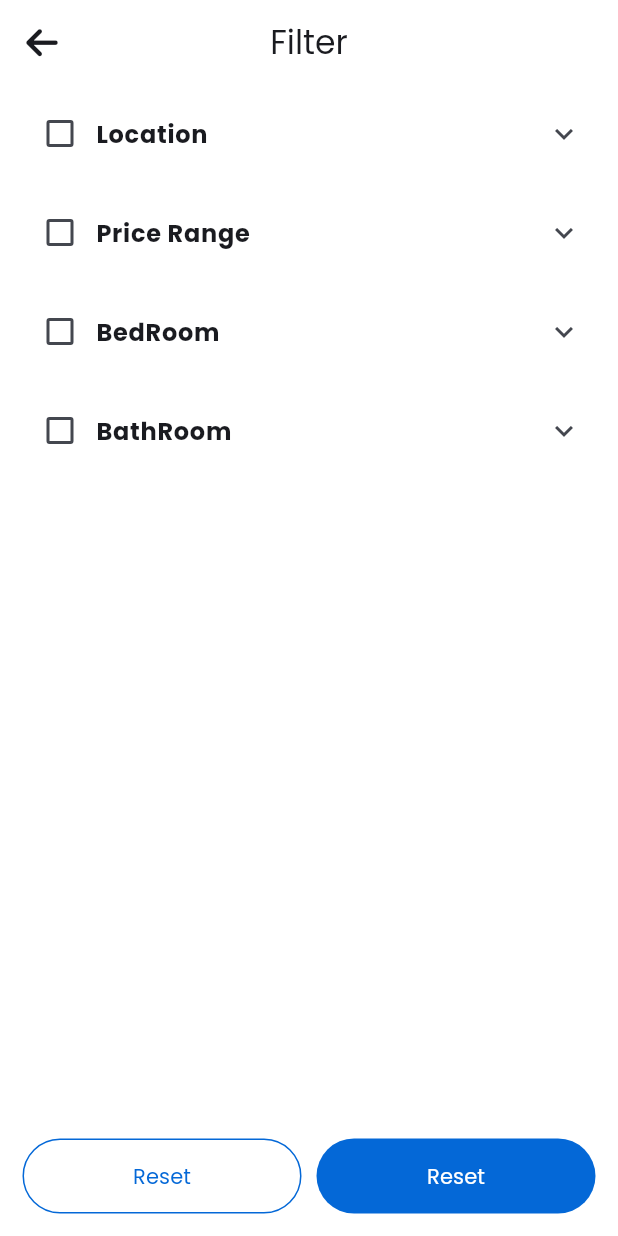
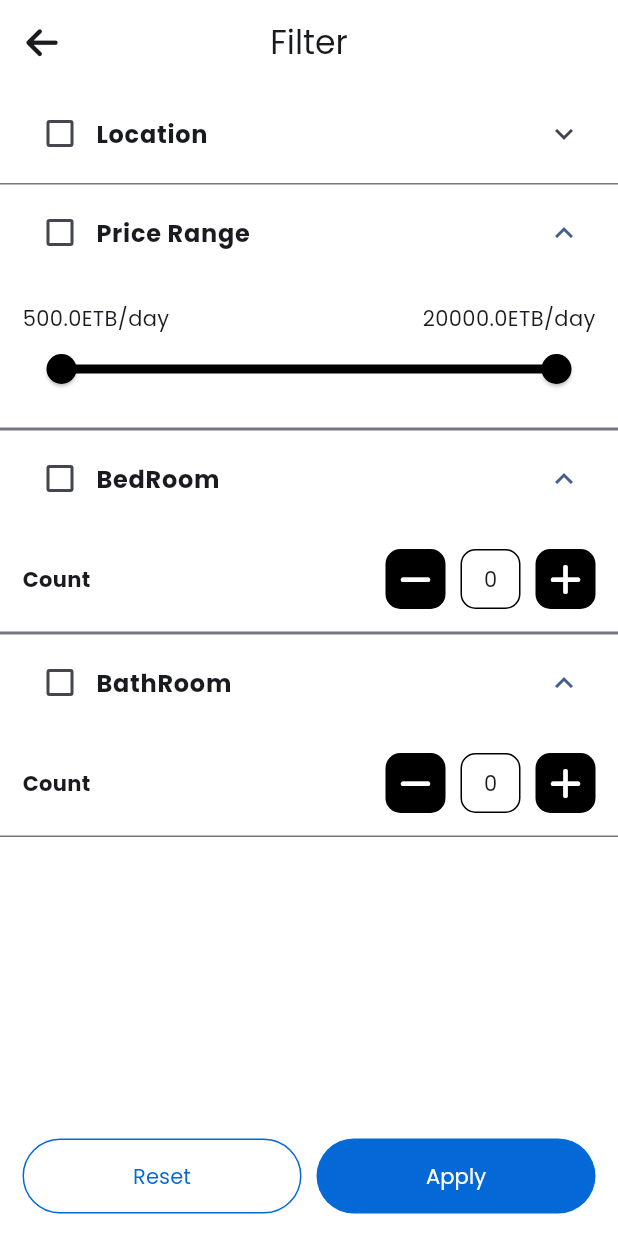
Before and after one commit to AmanuelDemelash/beit_rent, a Flutter app: the screen it shows after launch, after a tap on an icon or button, on a phone screen of 412 x 824 dp. Run offline on Flutter 3.47's test engine with Material 3 defaults, Android fonts, the phone set to English and light mode, and no system bars; our stand-ins replace cached_network_image, carousel_indicator, carousel_slider, country_code_picker, font_awesome_flutter, get and 5 more; accounts and stored records are empty; network calls fail.

Commit message:
favorite and booking detail

```diff
--- a/lib/app/modules/account/views/account_view.dart
+++ b/lib/app/modules/account/views/account_view.dart
@@ -31,7 +31,8 @@ class AccountView extends GetView<AccountController> {
                           size: 40,
                         ),
                       )
-                    : Column(
+                    : SingleChildScrollView(
+                      child: Column(
                           crossAxisAlignment: CrossAxisAlignment.start,
                           children: [
                             Container(
@@ -109,9 +110,9 @@ class AccountView extends GetView<AccountController> {
                                 decoration: BoxDecoration(
                                     color: Colors.grey.withOpacity(0.1),
                                     borderRadius: BorderRadius.circular(10)),
-                              child: Column(
+                                child: const Column(
                                   children: [
-                                  const ListTile(
+                                    ListTile(
                                       leading:
                                           FaIcon(FontAwesomeIcons.shieldHalved),
                                       title: Text("Privacy Policy"),
@@ -120,7 +121,7 @@ class AccountView extends GetView<AccountController> {
                                         size: 17,
                                       ),
                                     ),
-                                  const ListTile(
+                                    ListTile(
                                       leading: FaIcon(FontAwesomeIcons.info),
                                       title: Text("About"),
                                       trailing: FaIcon(
@@ -128,19 +129,33 @@ class AccountView extends GetView<AccountController> {
                                         size: 17,
                                       ),
                                     ),
+                                  ],
+                                )),
+                            Container(
+                                width: Get.width,
+                                margin:
+                                const EdgeInsets.only(top:5, bottom: 10),
+                                padding: const EdgeInsets.all(15),
+                                decoration: BoxDecoration(
+                                    color: Colors.grey.withOpacity(0.1),
+                                    borderRadius: BorderRadius.circular(10)),
+                                child: Column(
+                                  children: [
                                     ListTile(
                                       onTap: () => controller.logout(),
                                       leading: const FaIcon(
-                                        FontAwesomeIcons.arrowRightFromBracket),
-                                    title: const Text("LogOut"),
+                                          FontAwesomeIcons.arrowRightFromBracket,color: Colors.redAccent,),
+                                      title: const Text("LogOut",style: TextStyle(color: Colors.redAccent),),
                                       trailing: const FaIcon(
                                         FontAwesomeIcons.arrowRight,
+                                        color: Colors.redAccent,
                                         size: 17,
                                       ),
                                     ),
                                   ],
                                 )),
                           ],
+                        ),
                     ))));
   }
 }
--- a/lib/app/modules/apartmentDetail/views/apartment_detail_view.dart
+++ b/lib/app/modules/apartmentDetail/views/apartment_detail_view.dart
@@ -26,10 +26,7 @@ class ApartmentDetailView extends GetView<ApartmentDetailController> {
           mainAxisAlignment: MainAxisAlignment.start,
           children: [
             Expanded(
-                child: SizedBox(
-              width: Get.width,
-              height: Get.height,
-              child: SingleChildScrollView(
+                child:SingleChildScrollView(
                 padding: const EdgeInsets.all(15),
                 physics: const BouncingScrollPhysics(),
                 child: Column(
@@ -442,9 +439,10 @@ class ApartmentDetailView extends GetView<ApartmentDetailController> {
                   ],
                 ),
               ),
-            )),
+            ),
             Container(
               width: Get.width,
+              color: Colors.white,
               padding: const EdgeInsets.all(15),
               child: ElevatedButton(
                   onPressed: () =>
--- a/lib/app/modules/booking/views/booking_detail_view.dart
+++ b/lib/app/modules/booking/views/booking_detail_view.dart
@@ -13,6 +13,9 @@ class BookingDetailView extends GetView {
   Widget build(BuildContext context) {
     return Scaffold(
         appBar: AppBar(
+          leading: IconButton(
+              onPressed: () => Get.back(),
+              icon: const FaIcon(FontAwesomeIcons.arrowLeft)),
           title: const Text('Booking Detail'),
           centerTitle: true,
         ),
--- a/lib/app/modules/home/controllers/home_controller.dart
+++ b/lib/app/modules/home/controllers/home_controller.dart
@@ -23,6 +23,9 @@ class HomeController extends GetxController {
 
   //filte
   Rx<RangeValues> rangeValues = RangeValues(500, 20000).obs;
+  RxInt bedRoomCount=0.obs;
+  RxInt bathRoomCount=0.obs;
+
   @override
   void onInit() {
     super.onInit();
--- a/lib/app/modules/home/views/filter_view.dart
+++ b/lib/app/modules/home/views/filter_view.dart
@@ -2,7 +2,6 @@ import 'package:beit_rent/app/constants/colorConstant.dart';
 import 'package:beit_rent/app/modules/home/controllers/home_controller.dart';
 import 'package:flutter/material.dart';
 import 'package:font_awesome_flutter/font_awesome_flutter.dart';
-
 import 'package:get/get.dart';
 
 class FilterView extends GetView<HomeController> {
@@ -44,12 +43,13 @@ class FilterView extends GetView<HomeController> {
                   ],
                 ),
                 ExpansionTile(
+                  initiallyExpanded: true,
                   title: Row(
                     children: [
-                      Checkbox.adaptive(
-                        value: false,
+                      Obx(() => Checkbox.adaptive(
+                        value:controller.rangeValues.value.end<20000,
                         onChanged: (value) {},
-                      ),
+                      ),),
                       const Text(
                         "Price Range",
                         style: TextStyle(fontWeight: FontWeight.bold),
@@ -84,12 +84,13 @@ class FilterView extends GetView<HomeController> {
                   ],
                 ),
                 ExpansionTile(
+                  initiallyExpanded: true,
                   title: Row(
                     children: [
-                      Checkbox.adaptive(
-                        value: false,
+                     Obx(() => Checkbox.adaptive(
+                        value:controller.bedRoomCount.value>0,
                         onChanged: (value) {},
-                      ),
+                      ),),
                       const Text(
                         "BedRoom",
                         style: TextStyle(fontWeight: FontWeight.bold),
@@ -107,7 +108,13 @@ class FilterView extends GetView<HomeController> {
                         ),
                         Row(
                           children: [
-                            Container(
+                            GestureDetector(
+                              onTap: () {
+                                if(controller.bedRoomCount.value!=0){
+                                  controller.bedRoomCount.value--;
+                                }
+                              },
+                              child: Container(
                                 width: 40,
                                 height: 40,
                                 decoration: BoxDecoration(
@@ -120,7 +127,8 @@ class FilterView extends GetView<HomeController> {
                                   ),
                                 ),
                               ),
-                            Container(
+                            ),
+                            Obx(() =>Container(
                               width: 40,
                               height: 40,
                               margin:
@@ -130,9 +138,11 @@ class FilterView extends GetView<HomeController> {
                                   border:
                                       Border.all(color: Colors.black, width: 1),
                                   borderRadius: BorderRadius.circular(10)),
-                              child: const Center(child: Text("0")),
-                            ),
-                            Container(
+                              child: Center(child: Text(controller.bedRoomCount.value.toString())),
+                            ),),
+                            GestureDetector(
+                              onTap: () => controller.bedRoomCount.value++,
+                              child: Container(
                                 width: 40,
                                 height: 40,
                                 decoration: BoxDecoration(
@@ -144,6 +154,7 @@ class FilterView extends GetView<HomeController> {
                                     color: Colors.white,
                                   ),
                                 ),
+                              ),
                             )
                           ],
                         )
@@ -152,12 +163,13 @@ class FilterView extends GetView<HomeController> {
                   ],
                 ),
                 ExpansionTile(
+                  initiallyExpanded: true,
                   title: Row(
                     children: [
-                      Checkbox.adaptive(
-                        value: false,
+                      Obx(() =>Checkbox.adaptive(
+                        value:controller.bathRoomCount.value>0,
                         onChanged: (value) {},
-                      ),
+                      ),),
                       const Text(
                         "BathRoom",
                         style: TextStyle(fontWeight: FontWeight.bold),
@@ -175,7 +187,13 @@ class FilterView extends GetView<HomeController> {
                         ),
                         Row(
                           children: [
-                            Container(
+                            GestureDetector(
+                              onTap: () {
+                                if(controller.bathRoomCount.value!=0){
+                                  controller.bathRoomCount.value--;
+                                }
+                              },
+                              child: Container(
                                 width: 40,
                                 height: 40,
                                 decoration: BoxDecoration(
@@ -188,7 +206,8 @@ class FilterView extends GetView<HomeController> {
                                   ),
                                 ),
                               ),
-                            Container(
+                            ),
+                           Obx(() => Container(
                               width: 40,
                               height: 40,
                               margin:
@@ -198,9 +217,11 @@ class FilterView extends GetView<HomeController> {
                                   border:
                                       Border.all(color: Colors.black, width: 1),
                                   borderRadius: BorderRadius.circular(10)),
-                              child: const Center(child: Text("0")),
-                            ),
-                            Container(
+                              child: Center(child: Text(controller.bathRoomCount.value.toString())),
+                            ),),
+                            GestureDetector(
+                              onTap: () => controller.bathRoomCount.value++,
+                              child: Container(
                                 width: 40,
                                 height: 40,
                                 decoration: BoxDecoration(
@@ -210,6 +231,7 @@ class FilterView extends GetView<HomeController> {
                                   child: FaIcon(
                                     FontAwesomeIcons.plus,
                                     color: Colors.white,
+                                  ),
                                 ),
                               ),
                             )
@@ -229,7 +251,11 @@ class FilterView extends GetView<HomeController> {
                 children: [
                   Expanded(
                     child: ElevatedButton(
-                        onPressed: () {},
+                        onPressed: () {
+                          controller.rangeValues.value=RangeValues(500, 20000);
+                          controller.bedRoomCount.value=0;
+                          controller.bathRoomCount.value=0;
+                        },
                         style: ElevatedButton.styleFrom(
                             padding: const EdgeInsets.all(15),
                             backgroundColor: Colors.white,
@@ -250,7 +276,7 @@ class FilterView extends GetView<HomeController> {
                           padding: const EdgeInsets.all(15),
                         ),
                         child: const Text(
-                          "Reset",
+                          "Apply",
                           style: TextStyle(color: Colors.white),
                         )),
                   ),
--- a/lib/app/modules/home/views/home_dashbord_view.dart
+++ b/lib/app/modules/home/views/home_dashbord_view.dart
@@ -52,11 +52,15 @@ class HomeDashBordView extends GetView<HomeController> {
             )
           ],
         ),
-        body: Padding(
-          padding: const EdgeInsets.all(15),
+        body:  Column(
+            crossAxisAlignment: CrossAxisAlignment.start,
+            mainAxisAlignment: MainAxisAlignment.start,
+            children: [
+              Container(
+                color: Colors.white,
+                padding:const EdgeInsets.only(left: 15,top: 15,right: 15),
                 child: Column(
                   crossAxisAlignment: CrossAxisAlignment.start,
-            mainAxisAlignment: MainAxisAlignment.start,
                   children: [
                   Obx(
                         () {
@@ -147,6 +151,8 @@ class HomeDashBordView extends GetView<HomeController> {
                       ],
                     ),
                   ),
+                ],),
+              ),
               // apartment list
               Expanded(child: Obx(() => controller.isLoadingAllProperty.value ||
                       controller.allProperty.value.isEmpty
@@ -184,7 +190,9 @@ class HomeDashBordView extends GetView<HomeController> {
                               ),
                             )
                           : !controller.viewModeList.value
-                              ? SizedBox(
+                              ? Padding(
+                                padding: const EdgeInsets.all(15),
+                                child: SizedBox(
                                     width: Get.width,
                                     height: Get.height,
                                     child: RefreshIndicator(
@@ -254,10 +262,11 @@ class HomeDashBordView extends GetView<HomeController> {
                                         ),
                                       ),
                                     ),
+                                  ),
                               )
                               : ListView.builder(
-                                  itemCount:
-                                      controller.allProperty.value.length,
+                                  padding: const EdgeInsets.all(15),
+                                  itemCount: controller.allProperty.value.length,
                                   itemBuilder: (context, index) => InkWell(
                                     onTap: () => Get.toNamed(
                                         Routes.APARTMENT_DETAIL,
@@ -271,7 +280,7 @@ class HomeDashBordView extends GetView<HomeController> {
                                 )))
             ],
           ),
-        ));
+        );
   }
 }
 
@@ -484,14 +493,14 @@ class ApartmentVerticalCard extends StatelessWidget {
                 Expanded(
                   child: GetBuilder(
                     init:Get.find<HomeController>(),
-                    builder: (controller) =>ListTile(
+                    builder: (controller) => ListTile(
                       trailing: GestureDetector(
                         onTap: (){
                           Get.find<HomeController>().checkFavorite(property
                               .name!)?Get.find<HomeController>().deleteFavorite(property):
                           Get.find<HomeController>().addFavorite(property);
                         },
-                        child:Get.find<HomeController>().checkFavorite(property
+                        child: Get.find<HomeController>().checkFavorite(property
                             .name!) ? const FaIcon(
                           FontAwesomeIcons.solidHeart,
                           color: ColorConstant.primaryColor,
```
Lines whose indentation alone changed are shown as unchanged.
